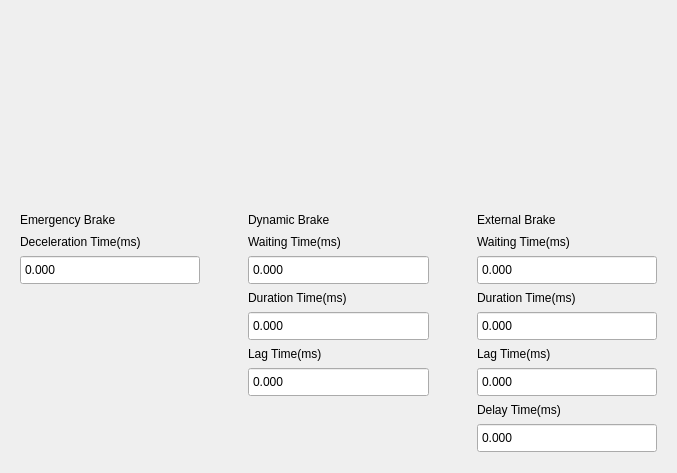
Old version of the form Libs/UI/UiBrake/graphbrake129.ui in the repository tiangaomingjing/ServoDriveTech.
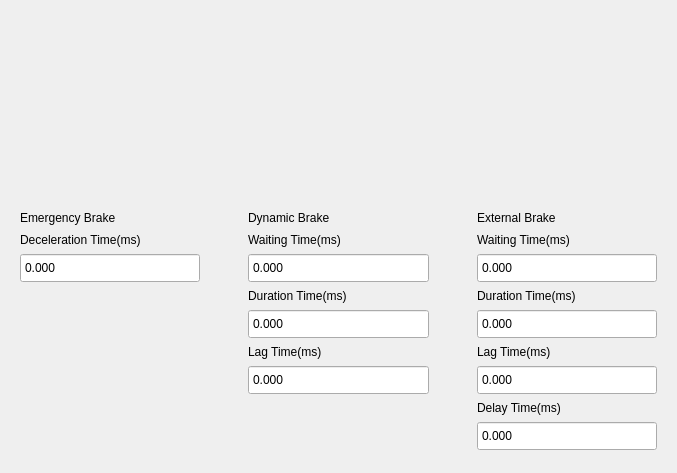
New version of the form. Custom widgets are drawn as their Qt base class.

Diff of the .ui file:
```diff
--- a/Libs/UI/UiBrake/graphbrake129.ui
+++ b/Libs/UI/UiBrake/graphbrake129.ui
@@ -13,7 +13,7 @@
   <property name="windowTitle">
    <string>Form</string>
   </property>
-  <layout class="QVBoxLayout" name="vLayout_brakePaint" stretch="3,4">
+  <layout class="QVBoxLayout" name="vLayout_brakePaint" stretch="3,5">
    <property name="spacing">
     <number>30</number>
    </property>
@@ -198,7 +198,7 @@
           <property name="sizeHint" stdset="0">
            <size>
             <width>20</width>
-            <height>67</height>
+            <height>0</height>
            </size>
           </property>
          </spacer>
@@ -334,7 +334,7 @@
           <property name="sizeHint" stdset="0">
            <size>
             <width>20</width>
-            <height>10</height>
+            <height>0</height>
            </size>
           </property>
          </spacer>
```
